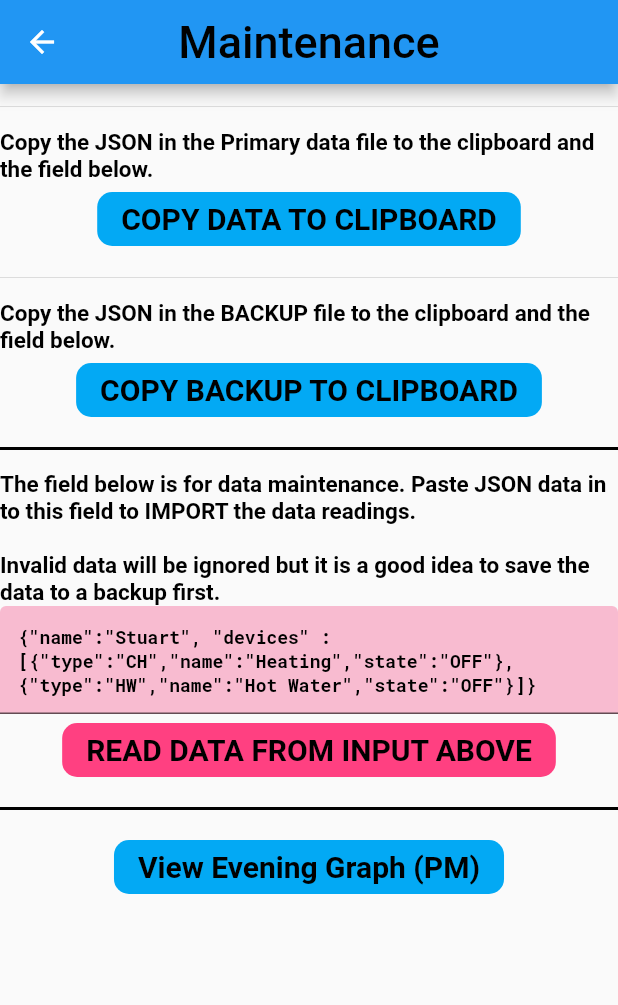
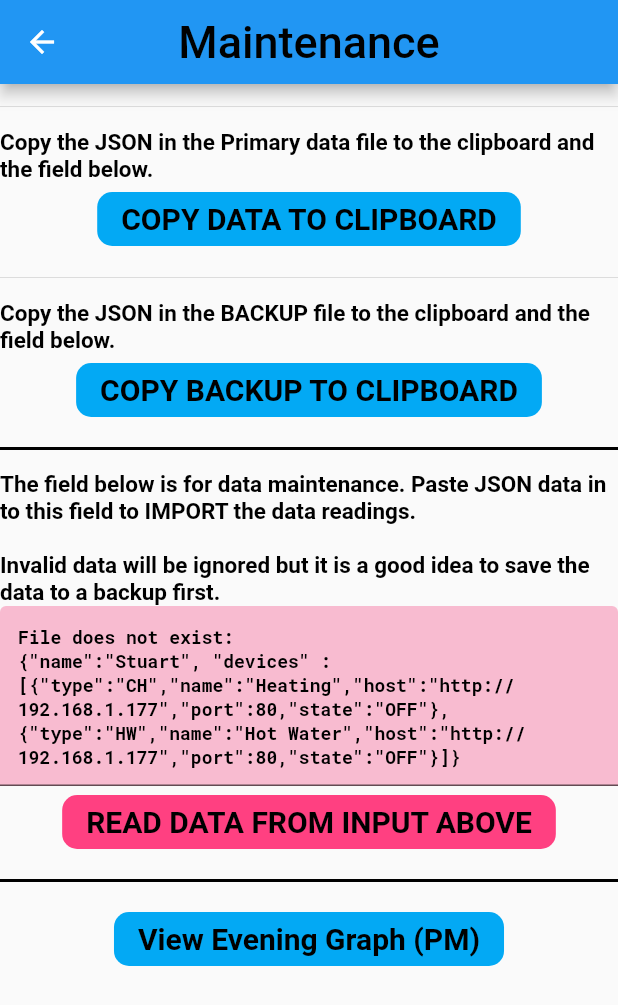
Before and after one commit to stuartdd/iot_app, a Flutter app: the MaintenancePage screen opened by its route, after a tap on "COPY DATA TO CLIPBOARD", after a tap on "COPY BACKUP TO CLIPBOARD", on a phone screen of 412 x 824 dp. Shown: the top 1005 px of the screen. Run offline on Flutter 3.47's test engine with Material 2 defaults, Android fonts, the phone set to English and light mode, and no system bars; our stand-ins replace google_fonts.

Commit message:
Before refactor

```diff
--- a/lib/data/settings_data.dart
+++ b/lib/data/settings_data.dart
@@ -8,19 +8,23 @@ const String FN_PREF = "settings";
 const String FN_TYPE = "json";
 const String J_TYPE = "type";
 const String J_NAME = "name";
+const String J_HOST = "host";
+const String J_PORT = "port";
 const String J_STATE = "state";
 const String J_DEVICES = "devices";
 class DeviceState {
   final String type;
   final String name;
+  final String host;
+  final int port;
 
   bool _on = false;
   DateTime _boostUntil;
 
-  DeviceState(this.type, this.name);
+  DeviceState(this.type, this.name, this.host, this.port);
 
   String toJson() {
-    return '{\"$J_TYPE\":\"$type\",\"$J_NAME\":\"$name\",\"$J_STATE\":\"${onString()}\"}';
+    return '{\"$J_TYPE\":\"$type\",\"$J_NAME\":\"$name\",\"$J_HOST\":\"$host\",\"$J_PORT\":$port,\"$J_STATE\":\"${onString()}\"}';
   }
 
   boost(int mins) {
@@ -73,10 +77,22 @@ class DeviceState {
 }
 
 class SettingsData {
-  static Map<String, DeviceState> _state = {"CH": DeviceState("CH", "Heating"), "HW": DeviceState("HW", "Hot Water")};
+  static Map<String, DeviceState> _state;
 
   static String userName = "UN";
   static bool var1 = true;
+
+  static initState() async {
+    final file = await _localFile(false);
+    if (file.existsSync()) {
+      print('TRY LOAD');
+      load(false);
+    } else {
+      print('SAVING STATE');
+      _state = {"CH": DeviceState("CH", "Heating", "http://192.168.1.177", 80), "HW": DeviceState("HW", "Hot Water", "http://192.168.1.177",80)};
+      save(false);
+    }
+  }
 
   static DeviceState getState(String type) {
     return _state[type];
@@ -135,9 +151,13 @@ class SettingsData {
 
   static Future<String> copyFileToClipboard(bool backup) async {
     try {
-//      final file = await _localFile(backup);
-//      String contents = await file.readAsString();
-      String contents = toJson();
+      String contents;
+      final file = await _localFile(backup);
+      if (file.existsSync()) {
+        contents = await file.readAsString();
+      } else {
+        contents = "File does not exist:\n"+toJson();
+      }
       Clipboard.setData(ClipboardData(text: contents));
       return contents;
     } on Exception catch (e) {
--- a/lib/input/manage_page.dart
+++ b/lib/input/manage_page.dart
@@ -1,5 +1,4 @@
 import 'dart:async';
-
 import 'package:iot_app/data/settings_data.dart';
 import 'package:iot_app/styles.dart';
 import 'package:flutter/material.dart';
@@ -20,7 +19,6 @@ class _ManagePageState extends State<ManagePage> {
   DeviceState deviceState;
   double screenWidth = 0;
   String name;
-  Timer timer;
 
   String heatingDesc() {
     String s = "${deviceState.name} is currently ";
@@ -34,10 +32,6 @@ class _ManagePageState extends State<ManagePage> {
   @override
   void initState() {
     deviceState = SettingsData.getState(widget.deviceType);
-//    timer = Timer.periodic(timerDelay, (Timer t) {
-//      setState(() {
-//      });
-//    });
   }
 
   List<Widget> _makeIcons(int count, double size, String text, String icon) {
--- a/lib/main.dart
+++ b/lib/main.dart
@@ -1,6 +1,6 @@
 import 'package:iot_app/settings/maintenance_page.dart';
-import 'package:iot_app/settings/settings_page.dart';
 import 'package:flutter/material.dart';
+import 'data/settings_data.dart';
 import 'input/manage_page.dart';
 import 'main_page.dart';
 
@@ -13,6 +13,7 @@ class BPApp extends StatelessWidget {
 
   @override
   Widget build(BuildContext context) {
+  SettingsData.initState();
     return MaterialApp(
       title: 'Flutter Demo',
       theme: ThemeData(
@@ -38,6 +39,7 @@ class BPApp extends StatelessWidget {
         "/manageCH": (context) => ManagePage("CH"),
         "/manageHW": (context) => ManagePage("HW"),
         "/schedule": (context) => MaintenancePage(),
+        "/settings": (context) => MaintenancePage(),
       },
     );
   }
--- a/lib/main_page.dart
+++ b/lib/main_page.dart
@@ -83,7 +83,6 @@ class _MainPageState extends State<MainPage> with RouteAware {
 
   @override
   void didPopNext() {
-    SettingsData.save(false);
     setState(() {});
   }
 
--- a/pubspec.yaml
+++ b/pubspec.yaml
@@ -28,6 +28,7 @@ dependencies:
   intl: ^0.16.1
   google_fonts: ^0.3.8
   flutter_launcher_icons: ^0.7.5
+  http: ^0.12.2
 
   # The following adds the Cupertino Icons font to your application.
   # Use with the CupertinoIcons class for iOS style icons.
```
Also changed, not shown: lib/data/comms.dart (added, +55 -0 lines), pubspec.lock, 1 other file.
